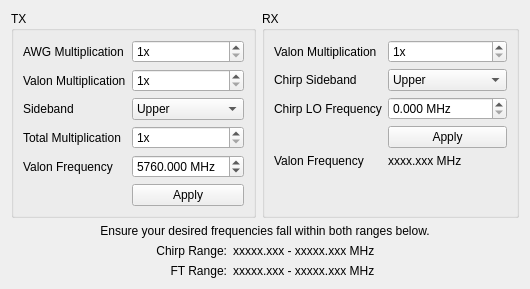
Qt form rfconfigwidget.ui (kncrabtree/blackchirp) before a commit.
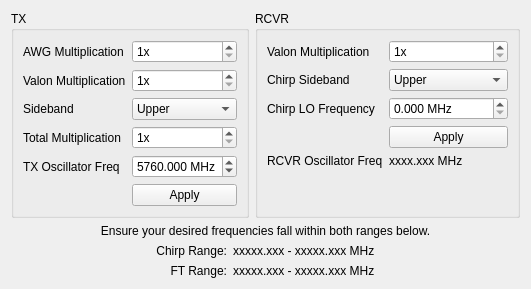
The same form after that commit.

The edit to the form file:
```diff
--- a/rfconfigwidget.ui
+++ b/rfconfigwidget.ui
@@ -109,7 +109,7 @@
         <item row="4" column="0">
          <widget class="QLabel" name="valonTxFrequencyLabel">
           <property name="text">
-           <string>Valon Frequency</string>
+           <string>TX Oscillator Freq</string>
           </property>
          </widget>
         </item>
@@ -145,7 +145,7 @@
      <item>
       <widget class="QGroupBox" name="rxBox">
        <property name="title">
-        <string>RX</string>
+        <string>RCVR</string>
        </property>
        <layout class="QFormLayout" name="formLayout">
         <property name="fieldGrowthPolicy">
@@ -229,7 +229,7 @@
         <item row="4" column="0">
          <widget class="QLabel" name="valonFrequencyLabel">
           <property name="text">
-           <string>Valon Frequency</string>
+           <string>RCVR Oscillator Freq</string>
           </property>
          </widget>
         </item>
```
